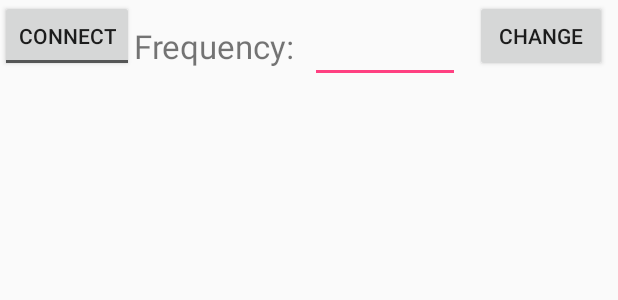
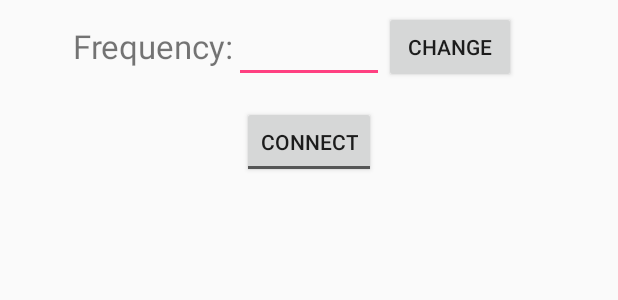
Before and after one commit to sebastiankorkko/CWPClient, an Android app: the layout control_fragment.xml on its own in the app's theme, with its tools: preview values and no code run, on a phone screen of 412 x 824 dp. Shown: the top 300 px of the screen. Run offline under Robolectric (Android 15) with nearby library versions, the phone set to English and light mode, and no system bars.

```diff
--- a/app/src/main/AndroidManifest.xml
+++ b/app/src/main/AndroidManifest.xml
@@ -34,7 +34,6 @@
             android:name=".model.CWPService"
             android:enabled="true"
             android:exported="true" />
-
     </application>
 
 </manifest>
--- a/app/src/main/res/layout/control_fragment.xml
+++ b/app/src/main/res/layout/control_fragment.xml
@@ -1,4 +1,4 @@
-<LinearLayout xmlns:android="http://schemas.android.com/apk/res/android"
+<RelativeLayout xmlns:android="http://schemas.android.com/apk/res/android"
     xmlns:tools="http://schemas.android.com/tools"
     android:layout_width="match_parent"
     android:layout_height="match_parent"
@@ -8,20 +8,22 @@
         android:id="@+id/connectionToggleButton"
         android:layout_width="wrap_content"
         android:layout_height="wrap_content"
+        android:textOff="@string/textOff"
         android:textOn="@string/textOn"
-        android:textOff="@string/textOff"
-        />
+        android:layout_below="@+id/frequencyInput"
+        android:layout_centerHorizontal="true"
+        android:layout_marginTop="15dp" />
 
     <TextView
         android:id="@+id/frequencyLabel"
         android:layout_width="wrap_content"
         android:layout_height="wrap_content"
-        android:layout_toLeftOf="@+id/frequencyInput"
-        android:layout_marginTop="10dp"
-        android:layout_marginRight="10dp"
         android:text="@string/frequencyLabel"
         android:textSize="22dp"
-        />
+        android:layout_alignBaseline="@+id/frequencyInput"
+        android:layout_alignBottom="@+id/frequencyInput"
+        android:layout_toLeftOf="@+id/frequencyInput"
+        android:layout_toStartOf="@+id/frequencyInput" />
 
     <EditText
         android:id="@+id/frequencyInput"
@@ -36,8 +38,10 @@
         android:id="@+id/changeButton"
         android:layout_width="wrap_content"
         android:layout_height="wrap_content"
+        android:text="@string/changeButtonText"
+        android:layout_alignBottom="@+id/frequencyInput"
         android:layout_toRightOf="@+id/frequencyInput"
-        android:layout_marginLeft="10dp"
-        android:text="@string/changeButtonText"/>
+        android:layout_toEndOf="@+id/frequencyInput"
+        />
 
-</LinearLayout>
+</RelativeLayout>
--- a/app/src/main/res/layout/tapping_fragment.xml
+++ b/app/src/main/res/layout/tapping_fragment.xml
@@ -10,8 +10,8 @@
         android:id="@+id/imageView1"
         android:layout_width="wrap_content"
         android:layout_height="wrap_content"
-        android:layout_alignParentTop="true"
-        android:layout_centerHorizontal="true"
-        app:srcCompat="@mipmap/hal9000_offline" />
+        app:srcCompat="@mipmap/hal9000_offline"
+        android:layout_centerVertical="true"
+        android:layout_centerHorizontal="true" />
 
 </RelativeLayout>
--- a/app/src/main/res/values/strings.xml
+++ b/app/src/main/res/values/strings.xml
@@ -19,7 +19,6 @@
     <string name="pref_frequency_title">Default frequency</string>
     <string name="pref_frequency_default">-1337</string>
 
-
     <string name="pref_header_general">General settings</string>
 
     <string name="action_settings_title">Settings</string>
```
Also changed, not shown: app/src/main/java/com/korkkosebastian/cwpclient/ControlFragment.java (+13 -2 lines), app/src/main/java/com/korkkosebastian/cwpclient/MainActivity.java (+26 -32 lines), app/src/main/java/com/korkkosebastian/cwpclient/TappingFragment.java (+12 -0 lines), app/src/main/java/com/korkkosebastian/cwpclient/model/CWPService.java (+26 -8 lines).
